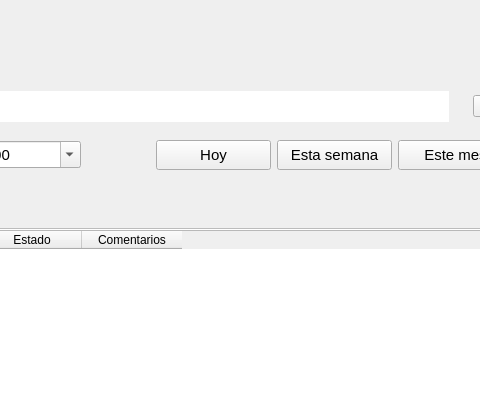
Above: designer/Ui_AdministrarVentas.ui from ivanperez-7/printpos before the change; both pictures show x 549 to 1029 and y 0 to 400 of the 1161 by 731 pixel window. Below: the same form after it.
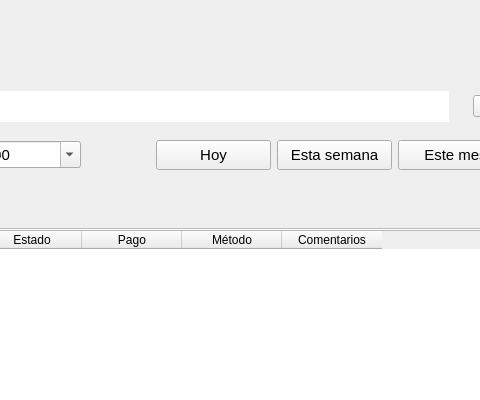
That is the form after the change. Icons and pictures are not drawn. Custom widgets are drawn as their Qt base class.

Commit message: tablas AdministrarVentas

```diff
--- a/designer/Ui_AdministrarVentas.ui
+++ b/designer/Ui_AdministrarVentas.ui
@@ -527,6 +527,16 @@
               <string>Estado</string>
              </property>
             </column>
+            <column>
+             <property name="text">
+              <string>Pago</string>
+             </property>
+            </column>
+            <column>
+             <property name="text">
+              <string>Método</string>
+             </property>
+            </column>
             <column>
              <property name="text">
               <string>Comentarios</string>
```
Left out of the diff: 10 changed lines with no effect on the pictures.
